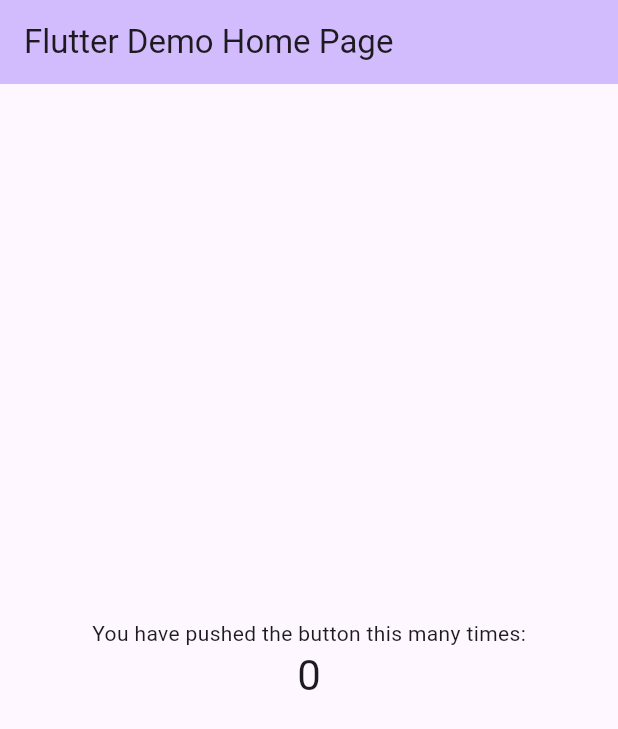
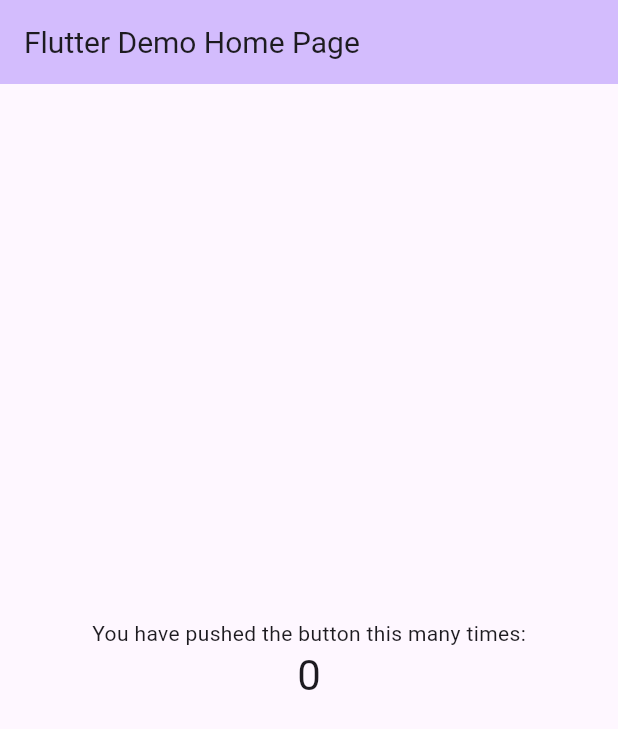
Before and after one commit to IbrohimToxtasinov/my_first_app, a Flutter app: the screen it shows after launch, on a phone screen of 412 x 824 dp. Shown: the top 729 px of the screen. Run offline on Flutter 3.47's test engine with Material 3 defaults, Android fonts, the phone set to English and light mode, and no system bars.

Commit message:
added style in appBar text

```diff
--- a/lib/main.dart
+++ b/lib/main.dart
@@ -6,6 +6,7 @@ void main() {
 
 class MyApp extends StatelessWidget {
   const MyApp({super.key});
+
   @override
   Widget build(BuildContext context) {
     return MaterialApp(
@@ -42,7 +43,7 @@ class _MyHomePageState extends State<MyHomePage> {
     return Scaffold(
       appBar: AppBar(
         backgroundColor: Theme.of(context).colorScheme.inversePrimary,
-        title: Text(widget.title),
+        title: Text(widget.title, style: const TextStyle(fontSize: 20)),
       ),
       body: Center(
         child: Column(
```
